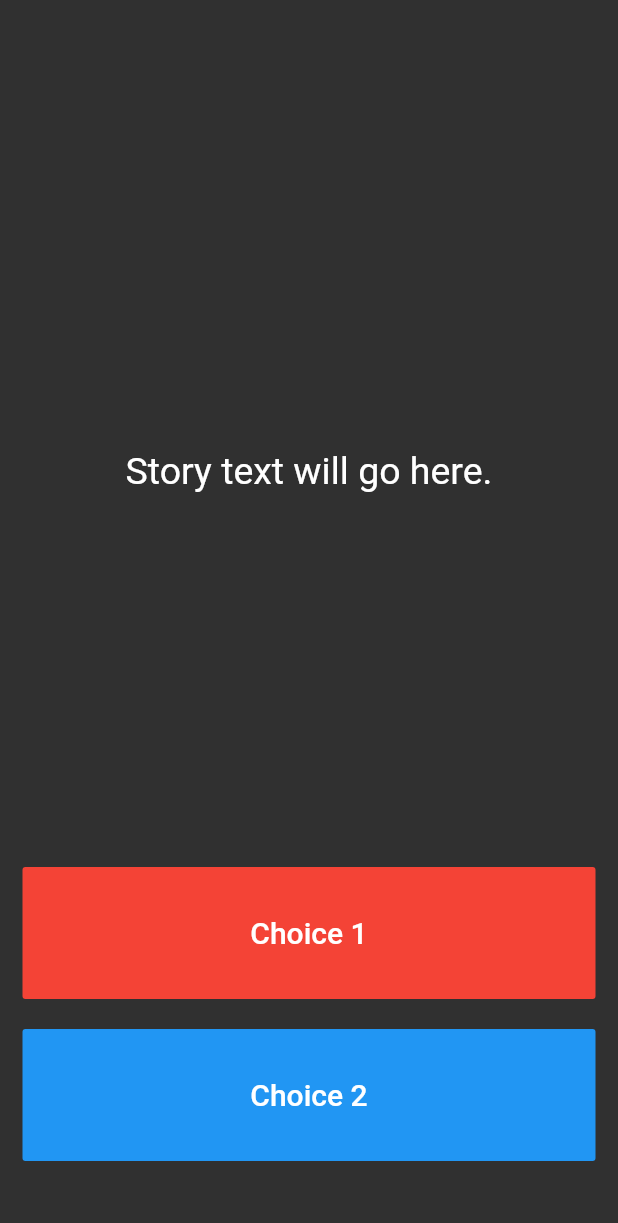
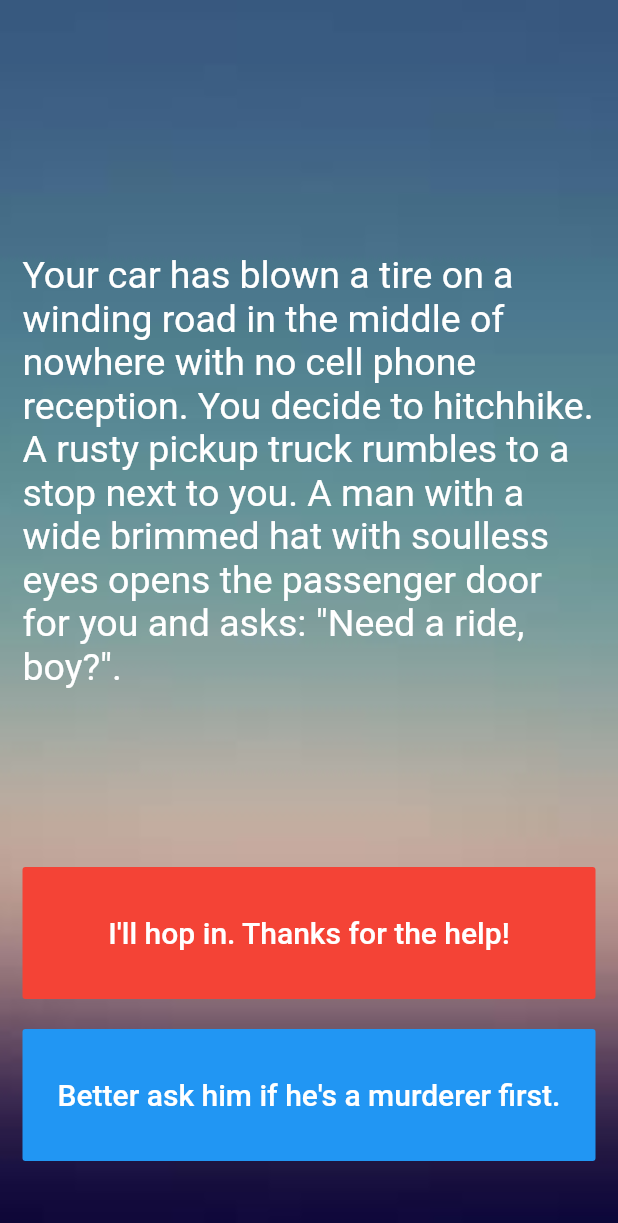
Before and after one commit to yasht01/flutter-course-projects, a Flutter app: the screen it shows after launch, on a phone screen of 412 x 824 dp. Shown: the top 1223 px of the screen. Run offline on Flutter 3.47's test engine with Material 2 defaults, Android fonts, the light colour scheme and no system bars; our stand-ins replace audioplayers, rflutter_alert.

Commit message:
Add story logic and basic styles

```diff
--- a/destini/lib/main.dart
+++ b/destini/lib/main.dart
@@ -1,6 +1,5 @@
 import 'package:flutter/material.dart';
-
-//TODO: Step 15 - Run the app and see if you can see the screen update with the first story. Delete this TODO if it looks as you expected.
+import 'story_brain.dart';
 
 void main() => runApp(Destini());
 
@@ -14,18 +13,23 @@
   }
 }
 
-//TODO: Step 9 - Create a new storyBrain object from the StoryBrain class.
-
 class StoryPage extends StatefulWidget {
   _StoryPageState createState() => _StoryPageState();
 }
 
 class _StoryPageState extends State<StoryPage> {
+  var storyBrain = StoryBrain();
+
   @override
   Widget build(BuildContext context) {
     return Scaffold(
       body: Container(
-        //TODO: Step 1 - Add background.png to this Container as a background image.
+        decoration: BoxDecoration(
+          image: DecorationImage(
+            image: AssetImage("assets/images/background.jpeg"),
+            fit: BoxFit.cover,
+          ),
+        ),
         padding: EdgeInsets.symmetric(vertical: 50.0, horizontal: 15.0),
         constraints: BoxConstraints.expand(),
         child: SafeArea(
@@ -36,8 +40,7 @@
                 flex: 12,
                 child: Center(
                   child: Text(
-                    //TODO: Step 10 - use the storyBrain to get the first story title and display it in this Text Widget.
-                    'Story text will go here.',
+                    storyBrain.getStory(),
                     style: TextStyle(
                       fontSize: 25.0,
                     ),
@@ -48,13 +51,13 @@
                 flex: 2,
                 child: FlatButton(
                   onPressed: () {
-                    //Choice 1 made by user.
-                    //TODO: Step 18 - Call the nextStory() method from storyBrain and pass the number 1 as the choice made by the user.
+                    setState(() {
+                      storyBrain.nextStory(1);
+                    });
                   },
                   color: Colors.red,
                   child: Text(
-                    //TODO: Step 13 - Use the storyBrain to get the text for choice 1.
-                    'Choice 1',
+                    storyBrain.getChoice1(),
                     style: TextStyle(
                       fontSize: 20.0,
                     ),
@@ -66,19 +69,20 @@
               ),
               Expanded(
                 flex: 2,
-                //TODO: Step 26 - Use a Flutter Visibility Widget to wrap this FlatButton.
-                //TODO: Step 28 - Set the "visible" property of the Visibility Widget to equal the output from the buttonShouldBeVisible() method in the storyBrain.
+                child: Visibility(
+                  visible: storyBrain.buttonVisible(),
                   child: FlatButton(
                     onPressed: () {
-                    //Choice 2 made by user.
-                    //TODO: Step 19 - Call the nextStory() method from storyBrain and pass the number 2 as the choice made by the user.
+                      setState(() {
+                        storyBrain.nextStory(2);
+                      });
                     },
                     color: Colors.blue,
                     child: Text(
-                    //TODO: Step 14 - Use the storyBrain to get the text for choice 2.
-                    'Choice 2',
+                      storyBrain.getChoice2(),
                       style: TextStyle(
                         fontSize: 20.0,
+                      ),
                     ),
                   ),
                 ),
@@ -90,7 +94,3 @@
     );
   }
 }
-
-//TODO: Step 24 - Run the app and try to figure out what code you need to add to this file to make the story change when you press on the choice buttons.
-
-//TODO: Step 29 - Run the app and test it against the Story Outline to make sure you've completed all the steps. The code for the completed app can be found here: https://github.com/londonappbrewery/destini-challenge-completed/
--- a/destini/lib/story.dart
+++ b/destini/lib/story.dart
@@ -1,5 +1,6 @@
-//TODO: Step 2 - Create a new class called Story.
+class Story {
+  String storyTitle;
+  String choice1, choice2;
 
-//TODO: Step 3 - Create 3 properties for this class, A. storyTitle to store the story text. B. choice1 to store the text for choice 1, C. choice2 to store the text for choice 2.
-
-//TODO: Step 4 - Create a Constructor for this class to be able to initialise the properties created in step 3.
+  Story({this.storyTitle, this.choice1, this.choice2});
+}
--- a/destini/lib/story_brain.dart
+++ b/destini/lib/story_brain.dart
@@ -1,59 +1,90 @@
-//TODO: Step 6 - import the story.dart file into this file.
+import 'story.dart';
 
-//TODO: Step 5 - Create a new class called StoryBrain.
+class StoryBrain {
 
-//TODO: Step 7 - Uncomment the lines below to include storyData as a private property in StoryBrain. Hint: You might need to change something in story.dart to make this work.
+  int _storyNumber = 0;
 
-//List<Story> _storyData = [
-//  Story(
-//      storyTitle:
-//      'Your car has blown a tire on a winding road in the middle of nowhere with no cell phone reception. You decide to hitchhike. A rusty pickup truck rumbles to a stop next to you. A man with a wide brimmed hat with soulless eyes opens the passenger door for you and asks: "Need a ride, boy?".',
-//      choice1: 'I\'ll hop in. Thanks for the help!',
-//      choice2: 'Better ask him if he\'s a murderer first.'),
-//  Story(
-//      storyTitle: 'He nods slowly, unphased by the question.',
-//      choice1: 'At least he\'s honest. I\'ll climb in.',
-//      choice2: 'Wait, I know how to change a tire.'),
-//  Story(
-//      storyTitle:
-//      'As you begin to drive, the stranger starts talking about his relationship with his mother. He gets angrier and angrier by the minute. He asks you to open the glovebox. Inside you find a bloody knife, two severed fingers, and a cassette tape of Elton John. He reaches for the glove box.',
-//      choice1: 'I love Elton John! Hand him the cassette tape.',
-//      choice2: 'It\'s him or me! You take the knife and stab him.'),
-//  Story(
-//      storyTitle:
-//      'What? Such a cop out! Did you know traffic accidents are the second leading cause of accidental death for most adult age groups?',
-//      choice1: 'Restart',
-//      choice2: ''),
-//  Story(
-//      storyTitle:
-//      'As you smash through the guardrail and careen towards the jagged rocks below you reflect on the dubious wisdom of stabbing someone while they are driving a car you are in.',
-//      choice1: 'Restart',
-//      choice2: ''),
-//  Story(
-//      storyTitle:
-//      'You bond with the murderer while crooning verses of "Can you feel the love tonight". He drops you off at the next town. Before you go he asks you if you know any good places to dump bodies. You reply: "Try the pier".',
-//      choice1: 'Restart',
-//      choice2: '')
-//];
+  List<Story> _storyData = [
+  Story(
+      storyTitle:
+      'Your car has blown a tire on a winding road in the middle of nowhere with no cell phone reception. You decide to hitchhike. A rusty pickup truck rumbles to a stop next to you. A man with a wide brimmed hat with soulless eyes opens the passenger door for you and asks: "Need a ride, boy?".',
+      choice1: 'I\'ll hop in. Thanks for the help!',
+      choice2: 'Better ask him if he\'s a murderer first.'),
+  Story(
+      storyTitle: 'He nods slowly, unphased by the question.',
+      choice1: 'At least he\'s honest. I\'ll climb in.',
+      choice2: 'Wait, I know how to change a tire.'),
+  Story(
+      storyTitle:
+      'As you begin to drive, the stranger starts talking about his relationship with his mother. He gets angrier and angrier by the minute. He asks you to open the glovebox. Inside you find a bloody knife, two severed fingers, and a cassette tape of Elton John. He reaches for the glove box.',
+      choice1: 'I love Elton John! Hand him the cassette tape.',
+      choice2: 'It\'s him or me! You take the knife and stab him.'),
+  Story(
+      storyTitle:
+      'What? Such a cop out! Did you know traffic accidents are the second leading cause of accidental death for most adult age groups?',
+      choice1: 'Restart',
+      choice2: ''),
+  Story(
+      storyTitle:
+      'As you smash through the guardrail and careen towards the jagged rocks below you reflect on the dubious wisdom of stabbing someone while they are driving a car you are in.',
+      choice1: 'Restart',
+      choice2: ''),
+  Story(
+      storyTitle:
+      'You bond with the murderer while crooning verses of "Can you feel the love tonight". He drops you off at the next town. Before you go he asks you if you know any good places to dump bodies. You reply: "Try the pier".',
+      choice1: 'Restart',
+      choice2: '')
+  ];
 
-//TODO: Step 23 - Use the storyNumber property inside getStory(), getChoice1() and getChoice2() so that it gets the updated story and choices rather than always just the first (0th) one.
+  String getStory() {
+    return _storyData[_storyNumber].storyTitle;
+  }
 
-//TODO: Step 8 - Create a method called getStory() that returns the first storyTitle from _storyData.
+  String getChoice1() {
+    return _storyData[_storyNumber].choice1;
+  }
 
-//TODO: Step 11 - Create a method called getChoice1() that returns the text for the first choice1 from _storyData.
+  String getChoice2() {
+    return _storyData[_storyNumber].choice2;
+  }
 
-//TODO: Step 12 - Create a method called getChoice2() that returns the text for the first choice2 from _storyData.
+  void reset() {
+    _storyNumber = 0;
+  }
 
-//TODO: Step 25 - Change the storyNumber property into a private property so that only story_brain.dart has access to it. You can do this by right clicking on the name (storyNumber) and selecting Refactor -> Rename to make the change across all the places where it's used.
+  void nextStory(int choiceNumber) {
 
-//TODO: Step 16 - Create a property called storyNumber which starts with a value of 0. This will be used to track which story the user is currently viewing.
+    if(_storyNumber == 3 || _storyNumber == 4 || _storyNumber == 5) {
+      reset();
+      return;
+    }
 
-//TODO: Step 17 - Create a method called nextStory(), it should not have any outputs but it should have 1 input called choiceNumber which will be the choice number (int) made by the user.
+    switch (choiceNumber) {
+      case 1: {
+        if(_storyNumber == 0)
+          _storyNumber = 2;
+        else if (_storyNumber == 1)
+          _storyNumber = 2;
+        else if (_storyNumber == 2)
+          _storyNumber = 5;
+        break;
+      }
+      case 2: {
+        if(_storyNumber == 0)
+          _storyNumber = 1;
+        else if (_storyNumber == 1)
+          _storyNumber = 3;
+        else if (_storyNumber == 2)
+          _storyNumber = 4;
+        break;
+      }
+    }
+  }
 
-//TODO: Step 20 - Download the story plan here: https://drive.google.com/uc?export=download&id=1KU6EghkO9Hf2hRM0756xFHgNaZyGCou3
-
-//TODO: Step 21 - Using the story plan, update nextStory() to change the storyNumber depending on the choice made by the user. e.g. if choiceNumber was equal to 1 and the storyNumber is 0, the storyNumber should become 2.
-
-//TODO: Step 22 - In nextStory() if the storyNumber is equal to 3 or 4 or 5, that means it's the end of the game and it should call a method called restart() that resets the storyNumber to 0.
-
-//TODO: Step 27 - Create a method called buttonShouldBeVisible() which checks to see if storyNumber is 0 or 1 or 2 (when both buttons should show choices) and return true if that is the case, else it should return false.
+  bool buttonVisible() {
+    if(_storyNumber == 0 || _storyNumber == 1 || _storyNumber == 2)
+      return true;
+    else
+      return false;
+  }
+}
```
Lines whose indentation alone changed are shown as unchanged.
